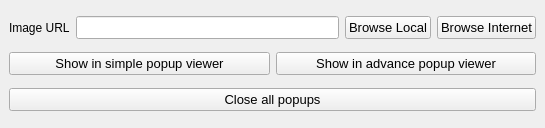
First picture: the form in src/window/MainWindow.ui, repository kelvinchin12070811/PopupReferencer, before the edit.
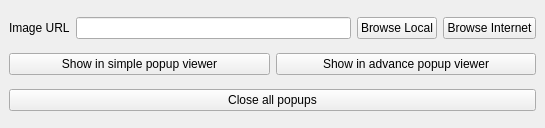
Second picture: the form after the edit.

Commit message: Added custom open source font "Selawik"

```diff
--- a/src/window/MainWindow.ui
+++ b/src/window/MainWindow.ui
@@ -10,12 +10,6 @@
     <height>128</height>
    </rect>
   </property>
-  <property name="font">
-   <font>
-    <family>Segoe UI</family>
-    <pointsize>10</pointsize>
-   </font>
-  </property>
   <property name="windowTitle">
    <string>MainWindow</string>
   </property>
@@ -37,7 +31,11 @@
        </widget>
       </item>
       <item>
-       <widget class="QLineEdit" name="urlField"/>
+       <widget class="QLineEdit" name="urlField">
+        <property name="text">
+         <string/>
+        </property>
+       </widget>
       </item>
       <item>
        <widget class="QPushButton" name="browseLocalBtn">
```
The commit also changes 9 other files.
